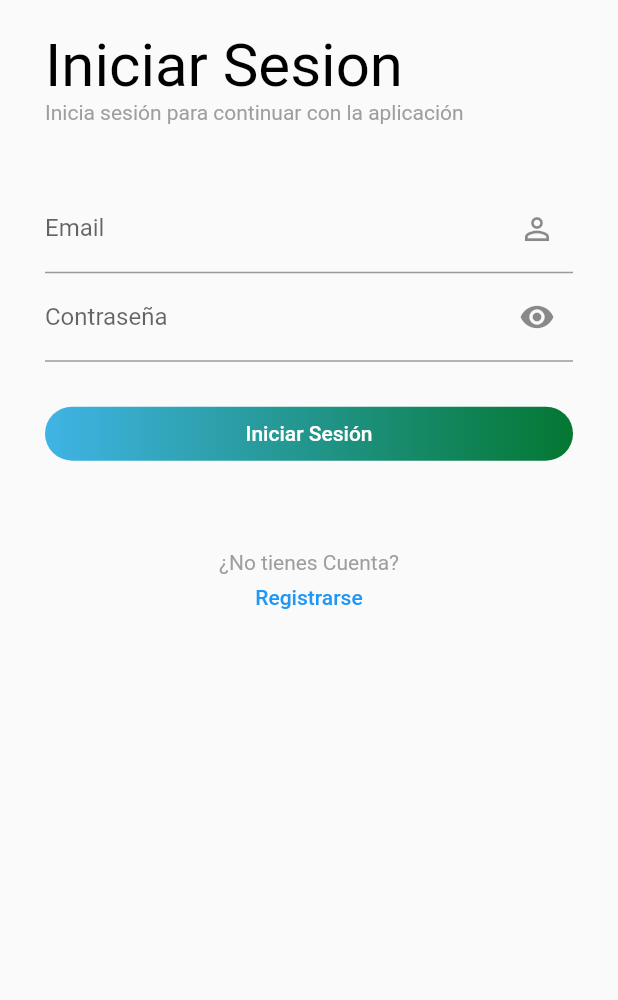
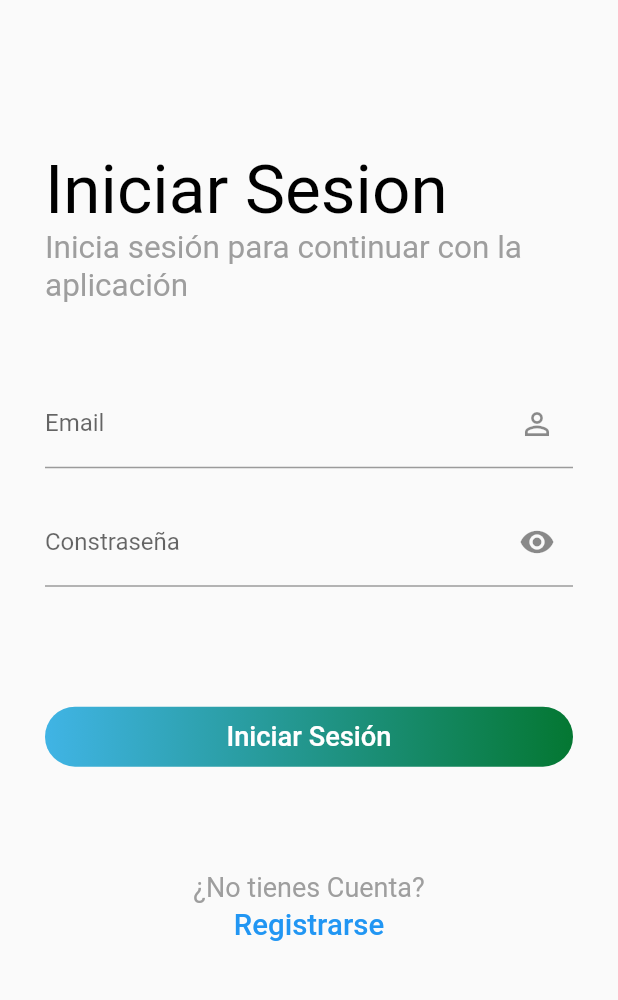
Before and after one commit to 3METS/UCABdemicsMobile, a Flutter app: the LoginPage screen opened directly, on a phone screen of 412 x 824 dp, the part 223-1223 px from its top. Run offline on Flutter 3.47's test engine with Material 2 defaults, Android fonts, the phone set to English and light mode, and no system bars; Roboto replaces fonts that are missing (Poppins).

Commit message:
Arreglando el login

```diff
--- a/ucabdemicsmobile/lib/Views/Login/login_page.dart
+++ b/ucabdemicsmobile/lib/Views/Login/login_page.dart
@@ -1,5 +1,7 @@
 import 'package:flutter/material.dart';
 
+import 'package:ucabdemicsmobile/Views/MainMenu/main_menu_page.dart';
+import 'package:ucabdemicsmobile/Views/Register/register_page.dart';
 import 'package:ucabdemicsmobile/sources/Constants/constats.dart';
 
 class LoginPage extends StatefulWidget {
@@ -10,8 +12,17 @@ class LoginPage extends StatefulWidget {
 }
 
 class _LoginPageState extends State<LoginPage> {
+
+  String _email = '';
+  String _password = '';
+
   @override
   Widget build(BuildContext context) {
+
+    return LayoutBuilder(
+      builder: (BuildContext context, BoxConstraints constraints) {
+        if(constraints.maxHeight < 800){
+
           return Scaffold(
             body: ListView(
               padding: EdgeInsets.symmetric(
@@ -21,21 +32,50 @@ class _LoginPageState extends State<LoginPage> {
               children: <Widget>[
                 logosmall01(),
                 SizedBox(height: 20.0,),
-          _primarytext('Iniciar Sesion', '\nInicia sesión para continuar con la aplicación'),
+                _primarytext('Iniciar Sesion', '\nInicia sesión para continuar con la aplicación',40.0,10.0),
                 SizedBox(height: 40.0,),
                 _inputemail(),
                 _inputpassword(),
                 SizedBox(height: 30.0,),
-          _loginbutton(),
+                _loginbutton(1,25.0),
                 SizedBox(height: 60.0,),
                 Center(child:Text('¿No tienes Cuenta?', style: TextStyle(color:Colors.grey),)),
-          _finalpiece(),
+                _finalpiece(1),
               ],
             ),
           );
+
+        } else {
+
+          return Scaffold(
+            body: ListView(
+              padding: EdgeInsets.symmetric(
+                horizontal: 30.0,
+                vertical: 10.0,
+              ),
+              children: <Widget>[
+                logosmall01(),
+                SizedBox(height: 100.0,),
+                _primarytext('Iniciar Sesion', '\nInicia sesión para continuar con la aplicación',45.0,21.0),
+                SizedBox(height: 50.0,),
+                _inputemail(),
+                SizedBox(height: 20.0,),
+                _inputpassword(),
+                SizedBox(height: 80.0,),
+                _loginbutton(1.3, 40.0),
+                SizedBox(height: 70.0,),
+                Center(child:Text('¿No tienes Cuenta?', style: TextStyle(color:Colors.grey, fontSize: 18),)),
+                _finalpiece(1.4),
+              ],
+            ),
+          );
+
+        }
+      },
+    );
   }
 
-  Widget _primarytext(String titulo, String titulo2) {
+  Widget _primarytext(String titulo, String titulo2, double fontsize1, double fontsize2) {
 
     return RichText(
       text: TextSpan(
@@ -46,7 +86,7 @@ class _LoginPageState extends State<LoginPage> {
               color: Colors.black,
               fontFamily: mainFont,
               fontWeight: FontWeight.normal,
-              fontSize: 40.0,
+              fontSize: fontsize1,
             )
           ),
           TextSpan(
@@ -55,6 +95,7 @@ class _LoginPageState extends State<LoginPage> {
               color: Colors.grey,
               fontFamily: mainFont,
               fontWeight: FontWeight.normal,
+              fontSize: fontsize2,
             ),
           ),
         ],
@@ -73,6 +114,7 @@ class _LoginPageState extends State<LoginPage> {
         suffixIcon: Icon(Icons.perm_identity),
       ),
       onChanged: (valor){
+        _email = valor;
       },
     );
 
@@ -83,19 +125,21 @@ class _LoginPageState extends State<LoginPage> {
     return TextField(
       obscureText: true,
       decoration: InputDecoration(
-        labelText: 'Contraseña',
+        labelText: 'Constraseña',
         suffixIcon: Icon(Icons.visibility),
       ),
       onChanged: (valor){
+        _password = valor;
       },
     );
 
   }
 
 
-  Widget _loginbutton() {
+  Widget _loginbutton(double textscale, double heightbutton) {
 
     return Container(
+      height: heightbutton,
       padding: EdgeInsets.all(0.0),
       decoration: BoxDecoration(
         gradient: LinearGradient(
@@ -113,14 +157,22 @@ class _LoginPageState extends State<LoginPage> {
         disabledColor: Colors.grey,
         disabledTextColor: Colors.black,
         splashColor: Colors.white10,
-        onPressed: () {},
-        child: Text("Iniciar Sesión"),
+        onPressed: () {
+
+          final route = MaterialPageRoute(
+            builder: ( context ) => Mainmenupage()
+          );
+
+          Navigator.push(context, route);
+
+        },
+        child: Text("Iniciar Sesión", textScaleFactor: textscale,),
       ),
     );
 
   }
 
-  Widget _finalpiece() {
+  Widget _finalpiece(double fontsize) {
 
     return Container(
       height: 30,
@@ -129,8 +181,16 @@ class _LoginPageState extends State<LoginPage> {
       child:FlatButton(
         materialTapTargetSize: MaterialTapTargetSize.shrinkWrap,
         textColor: Colors.blue,
-        onPressed: () {},
-        child: Text("Registrarse"),
+        onPressed: () {
+
+          final route = MaterialPageRoute(
+            builder: ( context ) => registerpage()
+          );
+
+          Navigator.push(context, route);
+
+        },
+        child: Text("Registrarse", textScaleFactor: fontsize,),
       ),
     );
   }
--- a/ucabdemicsmobile/lib/Views/Register/register_page.dart
+++ b/ucabdemicsmobile/lib/Views/Register/register_page.dart
@@ -128,8 +128,8 @@ class _registerpageState extends State<registerpage> {
       decoration: BoxDecoration(
         gradient: LinearGradient(
           colors: <Color>[
-            Color(color1_blue),
-            Color(color2_green),
+            myBlue,
+            myGreen,
           ],
         ),
         borderRadius: BorderRadius.circular(20),
```
Lines whose indentation alone changed are shown as unchanged.
